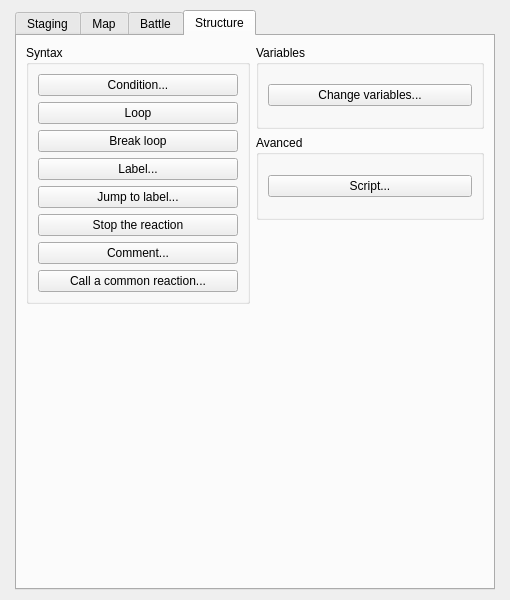
Above: Editor/Dialogs/dialogcommands.ui from RPG-Paper-Maker/RPG-Paper-Maker before the change. Below: the same form after it.
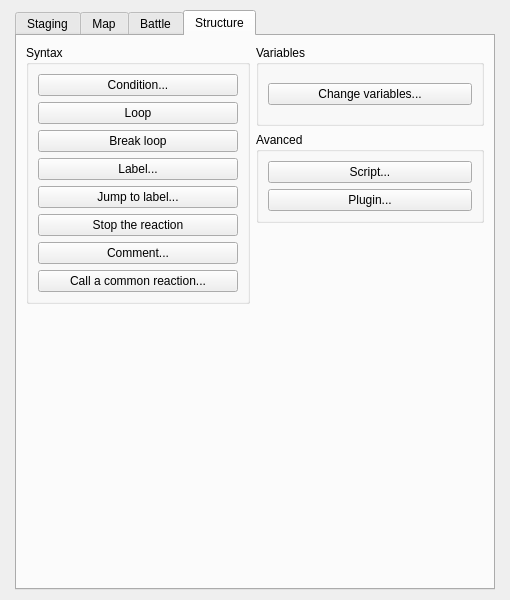
That is the form after the change. The open tabs and pages were chosen to show the change.

Commit message: [WIP] Command plugin: some UI design + fill

Patch:
```diff
--- a/Editor/Dialogs/dialogcommands.ui
+++ b/Editor/Dialogs/dialogcommands.ui
@@ -968,6 +968,13 @@
                 </property>
                </widget>
               </item>
+              <item>
+               <widget class="QPushButton" name="pushButtonPlugin">
+                <property name="text">
+                 <string>Plugin...</string>
+                </property>
+               </widget>
+              </item>
              </layout>
             </item>
            </layout>
```
Left out of the diff: 2 changed lines with no effect on the pictures. The commit also changes 7 other files.
